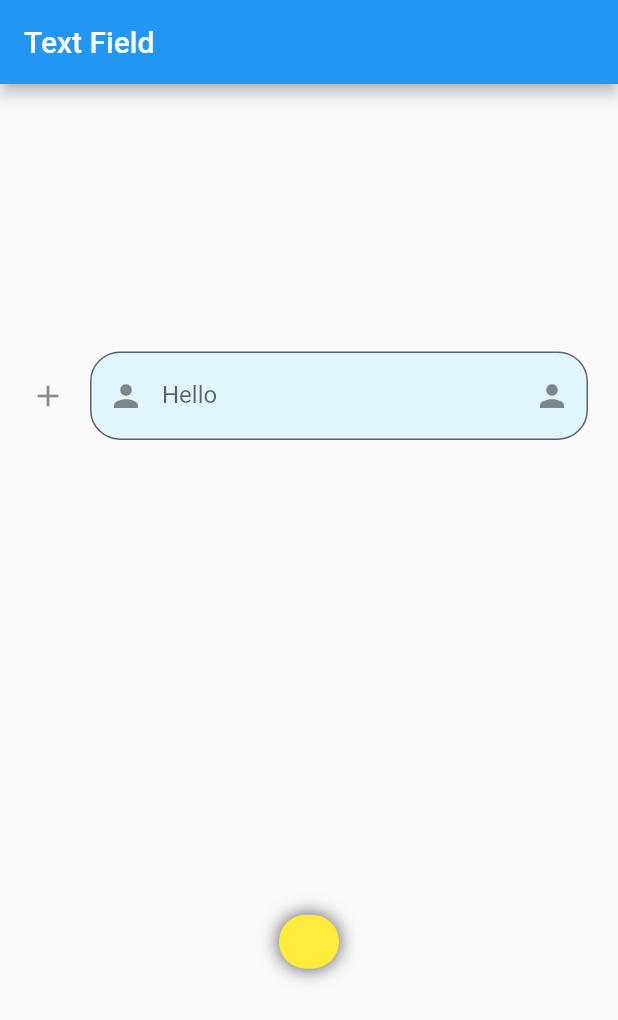
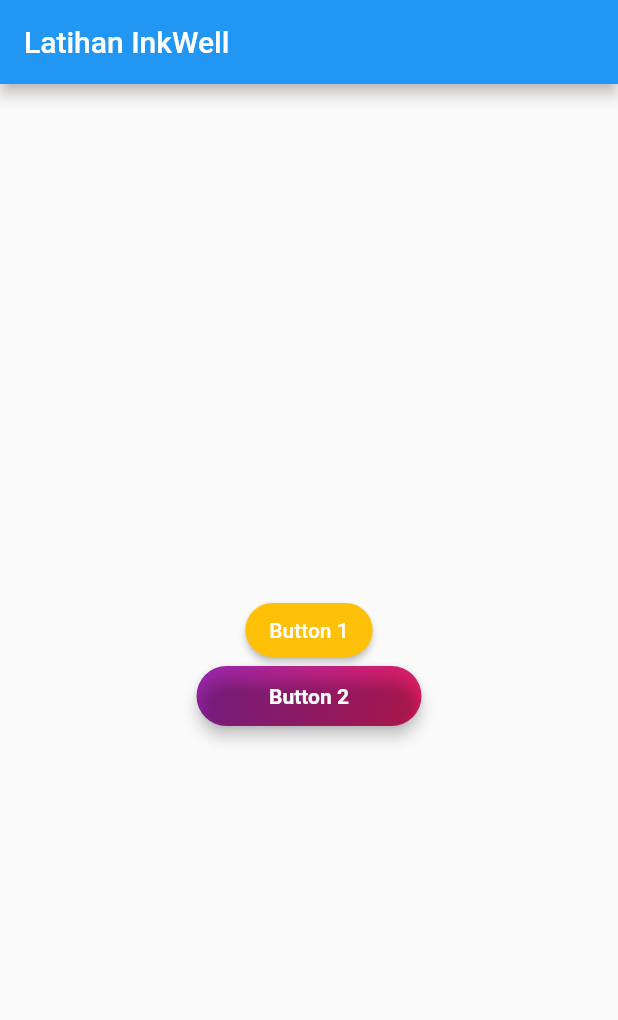
Before and after one commit to gunzxx/Flutter-Learn, a Flutter app: the screen it shows after launch, on a phone screen of 412 x 824 dp. Shown: the top 1020 px of the screen. Run offline on Flutter 3.47's test engine with Material 2 defaults, Android fonts, the phone set to English and light mode, and no system bars.

Commit message:
Inkwell end

```diff
--- a/f_01/lib/main.dart
+++ b/f_01/lib/main.dart
@@ -1,66 +1,58 @@
-// import 'dart:math';
-
-// import 'package:f_01/login_page.dart';
 import 'package:flutter/material.dart';
 
 void main() => runApp(const MyApp());
 
-class MyApp extends StatefulWidget {
+class MyApp extends StatelessWidget {
   const MyApp({super.key});
-
-  @override
-  State<MyApp> createState() => _MyAppState();
-}
-
-class _MyAppState extends State<MyApp> {
-  TextEditingController controller = TextEditingController();
 
   @override
   Widget build(BuildContext context) {
     return MaterialApp(
       home: Scaffold(
-        appBar: AppBar(title: const Text("Text Field")),
-        body: Container(
-          margin: const EdgeInsets.all(20),
+        appBar: AppBar(
+          title: const Text("Latihan InkWell"),
+        ),
+        body: Center(
           child: Column(
-            mainAxisAlignment: MainAxisAlignment.spaceAround,
+            mainAxisAlignment: MainAxisAlignment.center,
             children: [
-              TextField(
-                decoration: InputDecoration(
-                  icon: const Icon(Icons.add),
-                  prefixIcon: const Icon(Icons.person),
-                  // prefix: Container(width: 5, height: 5, color: Colors.red),
-                  prefixText: "Name : ",
-                  prefixStyle: const TextStyle(color: Colors.blue),
-                  labelText: "Hello",
-                  hintText: "Ini place holder",
-                  suffixIcon: const Icon(Icons.person),
-                  fillColor: Colors.lightBlue.shade50,
-                  filled: true,
-                  border: OutlineInputBorder(
-                      borderRadius: BorderRadius.circular(20)),
+              ElevatedButton(
+                style: ButtonStyle(
+                    backgroundColor: MaterialStatePropertyAll(Colors.amber),
+                    shape: MaterialStatePropertyAll(StadiumBorder())),
+                onPressed: () {},
+                child: Text("Button 1"),
+              ),
+              Material(
+                borderRadius: BorderRadius.circular(20),
+                // elevation: 2,
+                child: Container(
+                  width: 150,
+                  height: 40,
+                  decoration: BoxDecoration(
+                      borderRadius: BorderRadius.circular(20),
+                      gradient: LinearGradient(
+                          colors: [Colors.purple, Colors.pink],
+                          begin: Alignment.topLeft,
+                          end: Alignment.bottomRight)),
+                  child: Material(
+                    elevation: 4,
+                    borderRadius: BorderRadius.circular(20),
+                    color: Colors.transparent,
+                    child: InkWell(
+                      splashColor: Colors.amber,
+                      borderRadius: BorderRadius.circular(20),
+                      onTap: () {},
+                      child: Center(
+                          child: Text(
+                        "Button 2",
+                        style: TextStyle(
+                            color: Colors.white, fontWeight: FontWeight.w600),
+                      )),
+                    ),
+                  ),
                 ),
-                controller: controller,
-                onChanged: (value) {
-                  setState(() {});
-                },
-                // obscureText: true,
-              ),
-              Container(
-                decoration: BoxDecoration(
-                    borderRadius: BorderRadius.circular(20),
-                    color: Colors.yellow,
-                    boxShadow: const [
-                      BoxShadow(
-                        color: Color.fromRGBO(0, 0, 0, .7),
-                        offset: Offset(0, 0),
-                        blurRadius: 10,
-                      )
-                    ]),
-                padding: const EdgeInsets.only(
-                    top: 10, bottom: 10, left: 20, right: 20),
-                child: Text(controller.text),
-              ),
+              )
             ],
           ),
         ),
```
